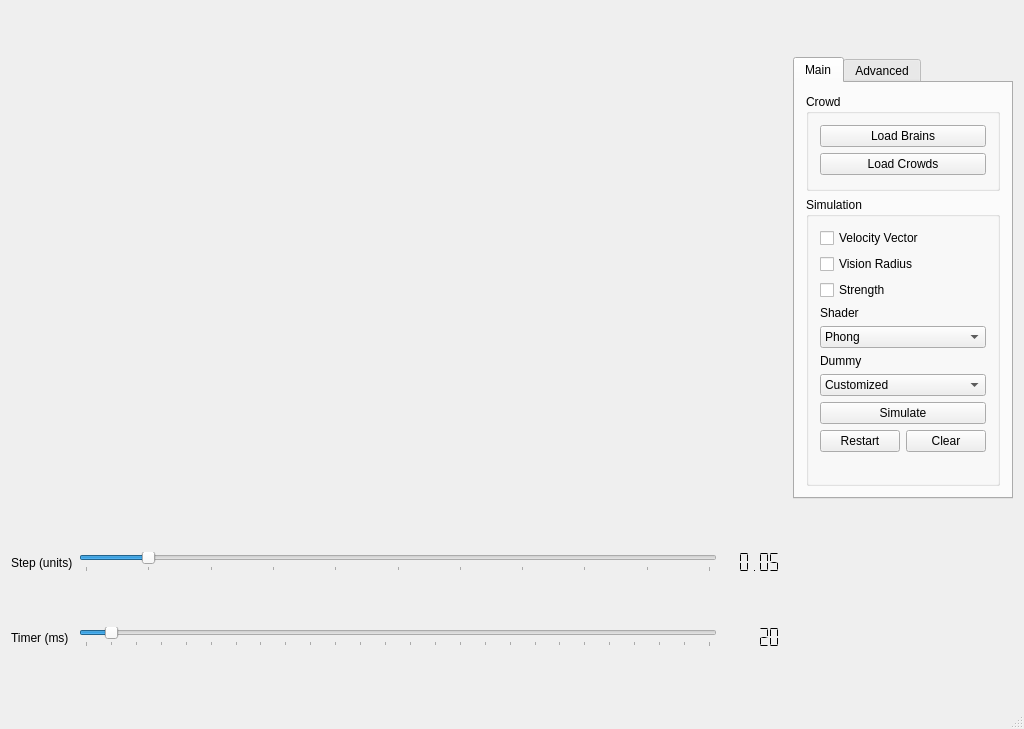
First picture: the form in CrowdSimulator/ui/MainWindow.ui, repository carlospzlz/crowdsimulator, before the edit.
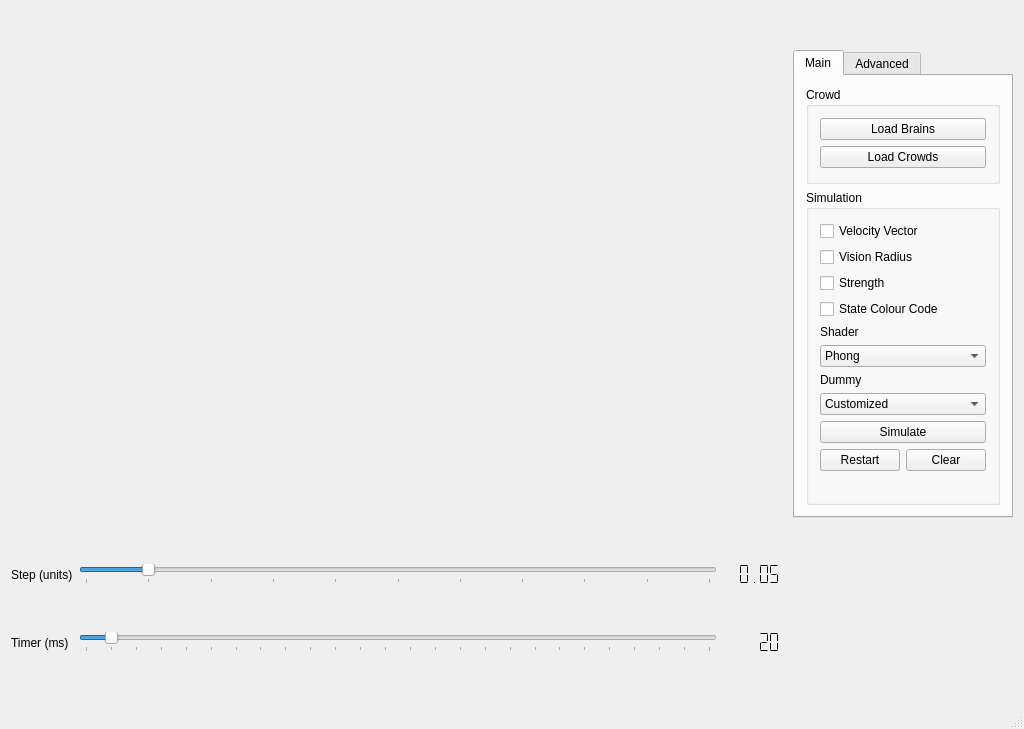
Second picture: the form after the edit.

The edit to the form file:
```diff
--- a/CrowdSimulator/ui/MainWindow.ui
+++ b/CrowdSimulator/ui/MainWindow.ui
@@ -223,6 +223,13 @@
              </item>
             </widget>
            </item>
+           <item row="4" column="0">
+            <widget class="QCheckBox" name="s_drawStateColour">
+             <property name="text">
+              <string>State Colour Code</string>
+             </property>
+            </widget>
+           </item>
           </layout>
          </widget>
         </item>
```
